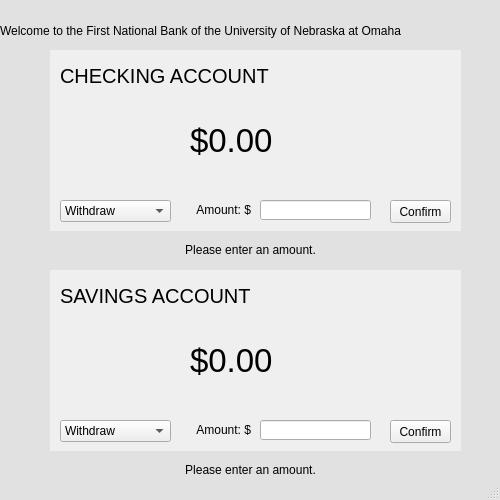
This is bank_details.ui in codyschappert/Project-2 as Qt 5 draws it before an edit. The edited form follows.
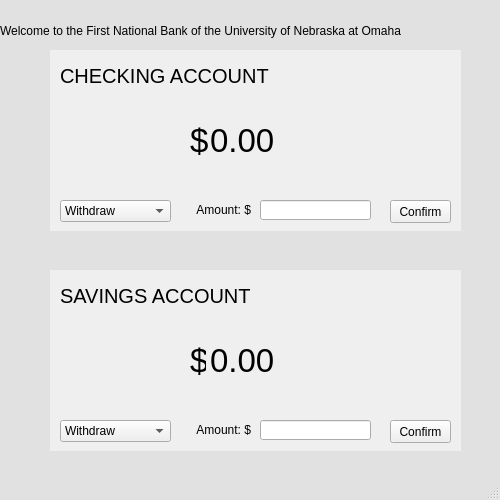
This is the edited form. Icons and pictures are not drawn.

```diff
--- a/bank_details.ui
+++ b/bank_details.ui
@@ -90,7 +90,7 @@
       <rect>
        <x>140</x>
        <y>60</y>
-       <width>121</width>
+       <width>16</width>
        <height>61</height>
       </rect>
      </property>
@@ -100,7 +100,7 @@
       </font>
      </property>
      <property name="text">
-      <string>$0.00</string>
+      <string>$</string>
      </property>
     </widget>
     <widget class="QComboBox" name="savings_option_select">
@@ -162,6 +162,24 @@
       <string>Confirm</string>
      </property>
     </widget>
+    <widget class="QLabel" name="savings_balance_label">
+     <property name="geometry">
+      <rect>
+       <x>160</x>
+       <y>60</y>
+       <width>121</width>
+       <height>61</height>
+      </rect>
+     </property>
+     <property name="font">
+      <font>
+       <pointsize>25</pointsize>
+      </font>
+     </property>
+     <property name="text">
+      <string>0.00</string>
+     </property>
+    </widget>
    </widget>
    <widget class="QWidget" name="checking" native="true">
     <property name="geometry">
@@ -203,7 +221,7 @@
       <rect>
        <x>140</x>
        <y>60</y>
-       <width>121</width>
+       <width>21</width>
        <height>61</height>
       </rect>
      </property>
@@ -213,7 +231,7 @@
       </font>
      </property>
      <property name="text">
-      <string>$0.00</string>
+      <string>$</string>
      </property>
     </widget>
     <widget class="QComboBox" name="checking_option_select">
@@ -275,6 +293,24 @@
       <string>Confirm</string>
      </property>
     </widget>
+    <widget class="QLabel" name="checking_balance_label">
+     <property name="geometry">
+      <rect>
+       <x>160</x>
+       <y>60</y>
+       <width>121</width>
+       <height>61</height>
+      </rect>
+     </property>
+     <property name="font">
+      <font>
+       <pointsize>25</pointsize>
+      </font>
+     </property>
+     <property name="text">
+      <string>0.00</string>
+     </property>
+    </widget>
    </widget>
    <widget class="QLabel" name="checking_error_label">
     <property name="geometry">
@@ -286,7 +322,7 @@
      </rect>
     </property>
     <property name="text">
-     <string>Please enter an amount.</string>
+     <string/>
     </property>
     <property name="alignment">
      <set>Qt::AlignCenter</set>
@@ -302,7 +338,7 @@
      </rect>
     </property>
     <property name="text">
-     <string>Please enter an amount.</string>
+     <string/>
     </property>
     <property name="alignment">
      <set>Qt::AlignCenter</set>
```
Left out of the diff: 4 changed lines with no effect on the pictures.
